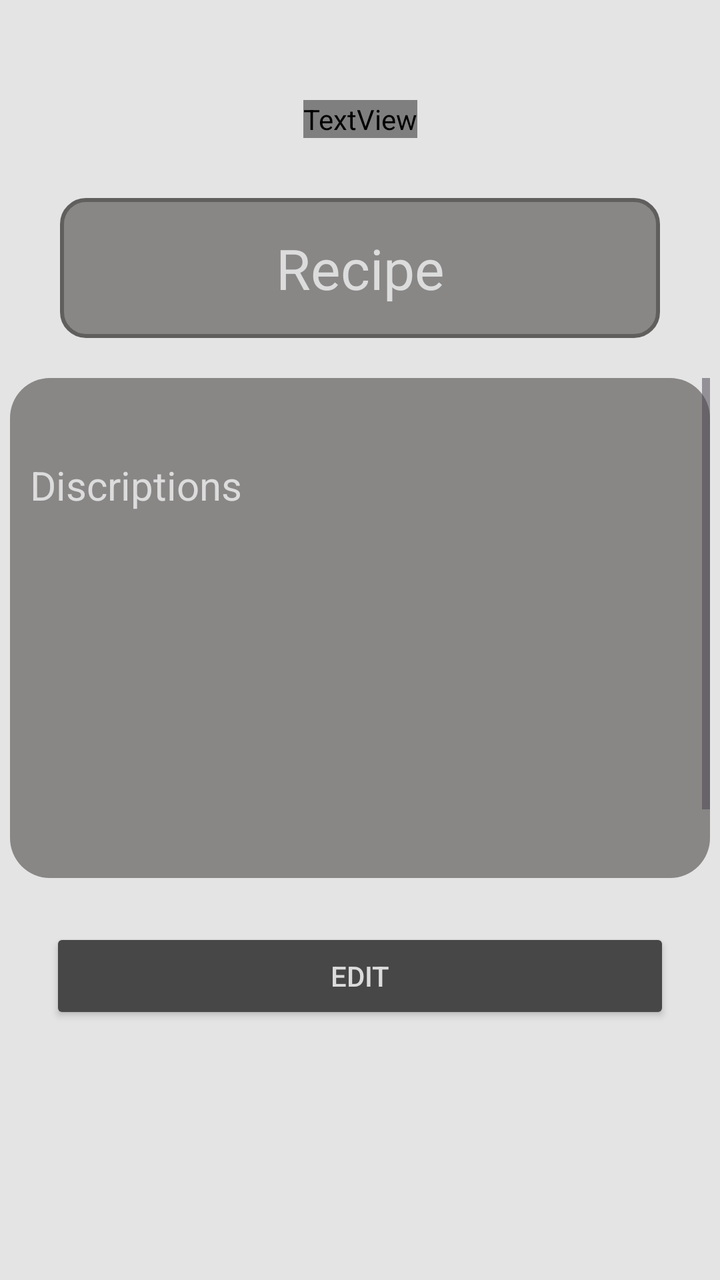
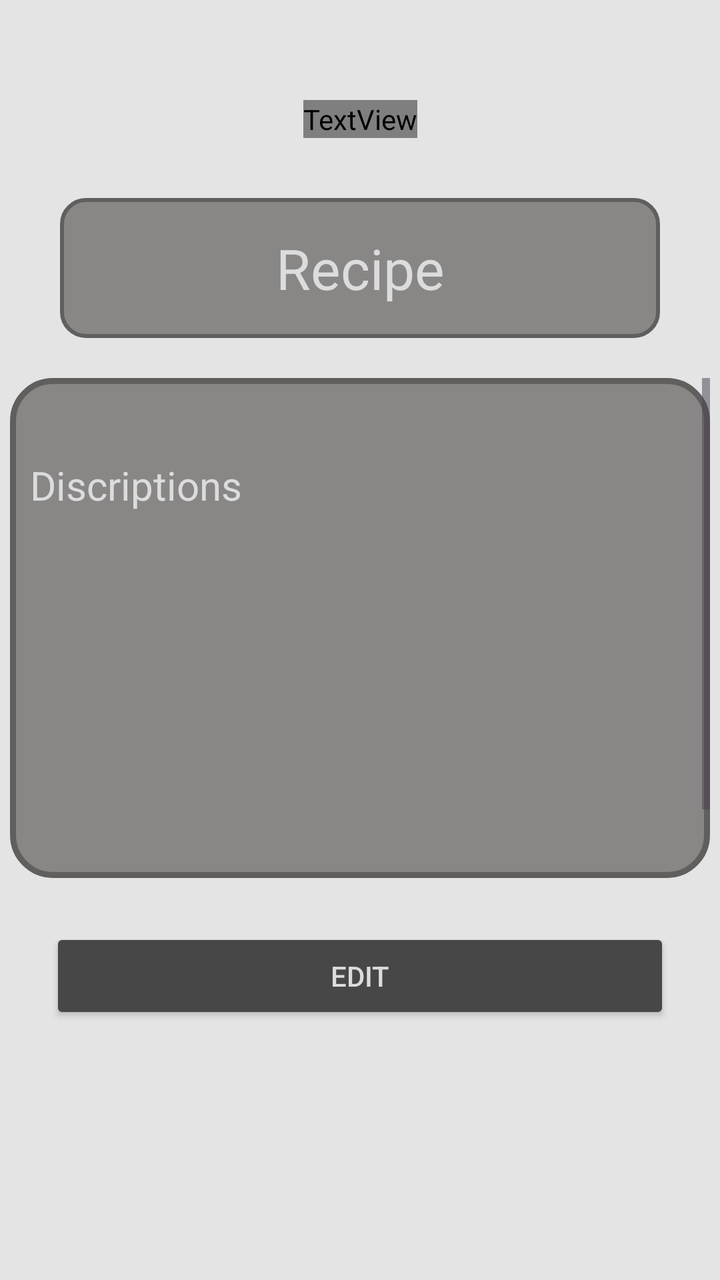

Screens rendered from an Android XML layout before and after an edit, with the pre-edit source and the edit as a unified diff.
<!-- AndroidManifest.xml: application theme Theme.Recipe -->
<!-- res/layout/activity_recipe_show.xml -->
<?xml version="1.0" encoding="utf-8"?>
<androidx.constraintlayout.widget.ConstraintLayout xmlns:android="http://schemas.android.com/apk/res/android"
    xmlns:app="http://schemas.android.com/apk/res-auto"
    xmlns:tools="http://schemas.android.com/tools"
    android:id="@+id/main"
    android:layout_width="match_parent"
    android:layout_height="match_parent"
    android:background="@color/background_main"
    tools:context=".RecipeShow">

    <TextView
        android:id="@+id/YourRecipeTextView"
        android:layout_width="wrap_content"
        android:layout_height="wrap_content"
        android:layout_marginTop="50dp"
        android:fontFamily="@font/adamina"
        android:gravity="center"
        android:text="Your recipe"
        android:textColor="@color/my_textView_gray"
        android:textSize="40sp"
        app:layout_constraintEnd_toEndOf="parent"
        app:layout_constraintStart_toStartOf="parent"
        app:layout_constraintTop_toTopOf="parent" />

    <TextView
        android:id="@+id/RecipeTextViewShow"
        android:layout_width="300dp"
        android:layout_height="70dp"
        android:text="Recipe"
        android:textSize="28sp"
        android:gravity="center"
        android:layout_marginTop="30dp"
        android:background="@drawable/textview_border"
        android:textColor="#DCDCDC"
        app:layout_constraintTop_toBottomOf="@id/YourRecipeTextView"
        app:layout_constraintEnd_toEndOf="parent"
        app:layout_constraintStart_toStartOf="parent"
        />
    <EditText
        android:id="@+id/EditRecipeShow"
        android:layout_width="300dp"
        android:layout_height="70dp"
        android:hint="input name"
        android:textColorHint="#DCDCDC"
        android:textSize="28sp"
        android:paddingTop="15dp"
        android:paddingStart="10dp"
        android:gravity="left"
        android:layout_marginTop="30dp"
        android:background="@drawable/textview_border"
        android:textColor="#CCCBCB"
        android:visibility="invisible"
        app:layout_constraintTop_toBottomOf="@id/YourRecipeTextView"
        app:layout_constraintEnd_toEndOf="parent"
        app:layout_constraintStart_toStartOf="parent"
        />


    <ScrollView
        android:id="@+id/ScrollDiscription"
        android:layout_width="350dp"
        android:layout_height="250dp"
        android:layout_marginTop="20dp"
        app:layout_constraintTop_toBottomOf="@id/RecipeTextViewShow"
        android:fillViewport="true"
        android:background="@drawable/rounded_textview"
        android:visibility="visible"
        app:layout_constraintEnd_toEndOf="parent"
        app:layout_constraintStart_toStartOf="parent">
        <TextView
            android:id="@+id/RecipeDiscriptionTVShow"
            android:layout_width="match_parent"
            android:layout_height="match_parent"
            android:text="Discriptions"
            android:textSize="20sp"
            android:gravity="left"
            android:paddingBottom="50dp"
            android:paddingStart="10dp"
            android:layout_marginTop="40dp"
            android:textColor="#DCDCDC"
            />
    </ScrollView>


    <EditText
        android:id="@+id/EditRecipeDiscription"
        android:layout_width="350dp"
        android:layout_height="250dp"
        android:hint="input discriptions"
        android:textColorHint="#CCCBCB"
        android:textSize="20sp"
        android:gravity="left"
        android:paddingTop="10dp"
        android:paddingStart="10dp"
        android:layout_marginTop="40dp"
        android:background="@drawable/rounded_textview"
        android:textColor="#DCDCDC"
        android:singleLine="false"
        android:lines="3"
        android:maxLines="5"
        android:ellipsize="end"
        android:breakStrategy="simple"
        android:visibility="invisible"
        app:layout_constraintTop_toBottomOf="@id/RecipeTextViewShow"
        app:layout_constraintEnd_toEndOf="parent"
        app:layout_constraintStart_toStartOf="parent"
        />
    <Button
        android:id="@+id/RecipeSaveButton"
        android:layout_width="match_parent"
        android:layout_height="wrap_content"
        android:layout_margin="25dp"
        android:layout_marginTop="164dp"
        android:backgroundTint="@color/my_textView_gray"
        android:text="Edit"
        android:textColor="#DCDCDC"
        app:layout_constraintTop_toBottomOf="@id/ScrollDiscription"
        tools:layout_editor_absoluteX="34dp" />

</androidx.constraintlayout.widget.ConstraintLayout>
<!-- resources referenced by this layout -->
<resources>
  <color name="background_main">#E4E4E4</color>
  <color name="my_textView_gray">#474747</color>
  <!-- drawable rounded_textview (drawable) -->
  <shape xmlns:android="http://schemas.android.com/apk/res/android"
      android:shape="rectangle">
      <solid android:color="#898686" />
      <corners android:radius="20dp" />
  </shape>
  <!-- drawable textview_border (drawable) -->
  <?xml version="1.0" encoding="utf-8"?>
  <shape xmlns:android="http://schemas.android.com/apk/res/android"
      android:shape="rectangle">
  
      
      <solid android:color="#898686" />
  
      
      <stroke
          android:width="2dp"
          android:color="#615E5E" />
  
      
      <corners android:radius="12dp" />
  </shape>
  <style name="Theme.Recipe" parent="Base.Theme.Recipe" />
  <style name="Base.Theme.Recipe" parent="Theme.Material3.DayNight.NoActionBar">
          
          
      </style>
</resources>

<!-- the commit's change to res/layout/activity_recipe_show.xml (unified diff, before → after) -->
@@ -86,25 +86,39 @@
         android:id="@+id/EditRecipeDiscription"
         android:layout_width="350dp"
         android:layout_height="250dp"
-        android:hint="input discriptions"
+        android:layout_marginBottom="6dp"
+        android:background="@drawable/rounded_textview"
+        android:breakStrategy="simple"
+        android:gravity="top|start"
+        android:hint="input descriptions"
+        android:inputType="textMultiLine"
+        android:maxLines="100"
+        android:overScrollMode="always"
+        android:paddingStart="10dp"
+        android:paddingTop="40dp"
+        android:scrollbars="vertical"
+        android:singleLine="false"
+        android:textColor="#DCDCDC"
         android:textColorHint="#CCCBCB"
         android:textSize="20sp"
-        android:gravity="left"
-        android:paddingTop="10dp"
-        android:paddingStart="10dp"
-        android:layout_marginTop="40dp"
-        android:background="@drawable/rounded_textview"
-        android:textColor="#DCDCDC"
-        android:singleLine="false"
-        android:lines="3"
-        android:maxLines="5"
-        android:ellipsize="end"
-        android:breakStrategy="simple"
         android:visibility="invisible"
-        app:layout_constraintTop_toBottomOf="@id/RecipeTextViewShow"
+        app:layout_constraintBottom_toTopOf="@+id/RecipeSaveButton"
         app:layout_constraintEnd_toEndOf="parent"
         app:layout_constraintStart_toStartOf="parent"
-        />
+        app:layout_constraintTop_toBottomOf="@+id/RecipeTextViewShow" />
+    <Button
+        android:id="@+id/RecipeEditButton"
+        android:layout_width="match_parent"
+        android:layout_height="wrap_content"
+        android:layout_margin="25dp"
+        android:layout_marginTop="164dp"
+        android:backgroundTint="@color/my_textView_gray"
+        android:text="Edit"
+        android:visibility="visible"
+        android:textColor="#DCDCDC"
+        app:layout_constraintTop_toBottomOf="@id/ScrollDiscription"
+        tools:layout_editor_absoluteX="34dp" />
+
     <Button
         android:id="@+id/RecipeSaveButton"
         android:layout_width="match_parent"
@@ -112,9 +126,11 @@
         android:layout_margin="25dp"
         android:layout_marginTop="164dp"
         android:backgroundTint="@color/my_textView_gray"
-        android:text="Edit"
+        android:text="Save"
         android:textColor="#DCDCDC"
+        android:visibility="invisible"
         app:layout_constraintTop_toBottomOf="@id/ScrollDiscription"
         tools:layout_editor_absoluteX="34dp" />
 
+
 </androidx.constraintlayout.widget.ConstraintLayout>
<!-- resource entries referenced after the edit -->
@@ -7,6 +7,9 @@
       android:shape="rectangle">
       <solid android:color="#898686" />
       <corners android:radius="20dp" />
+      <stroke
+          android:width="3dp"
+          android:color="#615E5E" />
   </shape>
   <!-- drawable textview_border (drawable) -->
   <?xml version="1.0" encoding="utf-8"?>
